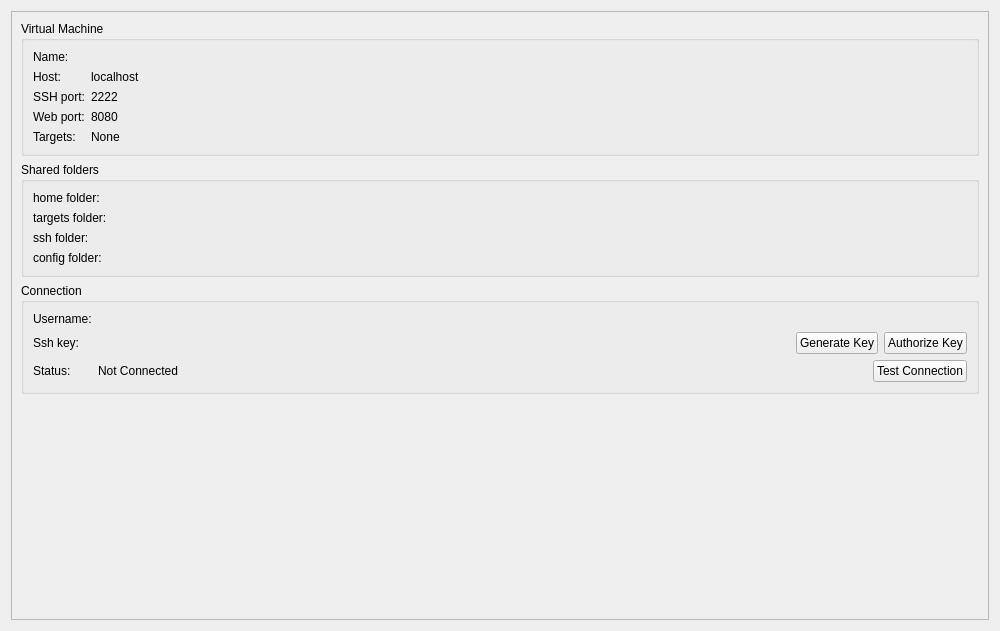
Qt form src/plugins/mer/mersdkdetailswidget.ui (sailfishos/sailfish-qtcreator) before a commit.
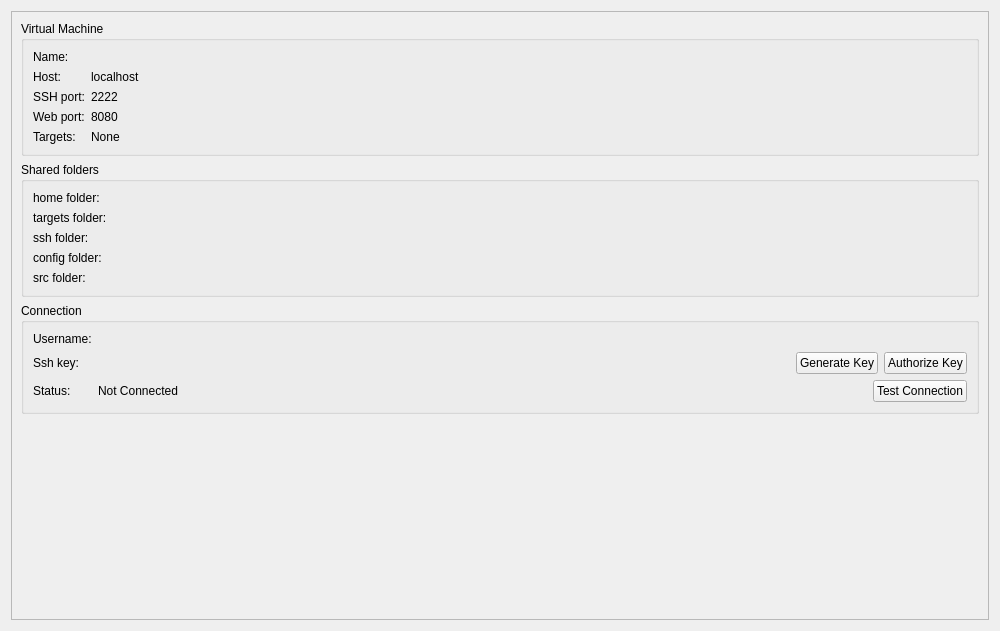
The same form after that commit. Custom widgets are drawn as their Qt base class.

Diff of the .ui file:
```diff
--- a/src/plugins/mer/mersdkdetailswidget.ui
+++ b/src/plugins/mer/mersdkdetailswidget.ui
@@ -203,6 +203,23 @@
             </property>
            </widget>
           </item>
+          <item row="4" column="0">
+           <widget class="QLabel" name="srcFolderLabel">
+            <property name="text">
+             <string>src folder:</string>
+            </property>
+           </widget>
+          </item>
+          <item row="4" column="1">
+           <widget class="QLabel" name="srcFolderPathLabel">
+            <property name="text">
+             <string/>
+            </property>
+            <property name="textInteractionFlags">
+             <set>Qt::LinksAccessibleByMouse|Qt::TextSelectableByKeyboard|Qt::TextSelectableByMouse</set>
+            </property>
+           </widget>
+          </item>
          </layout>
         </widget>
        </item>
```
